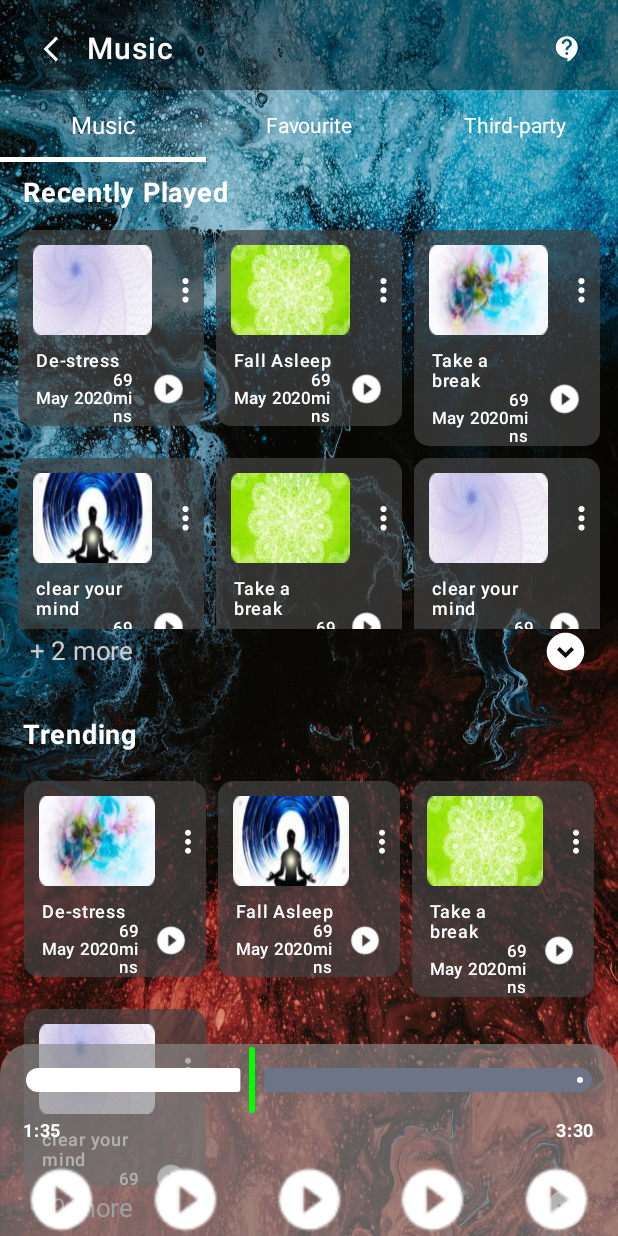
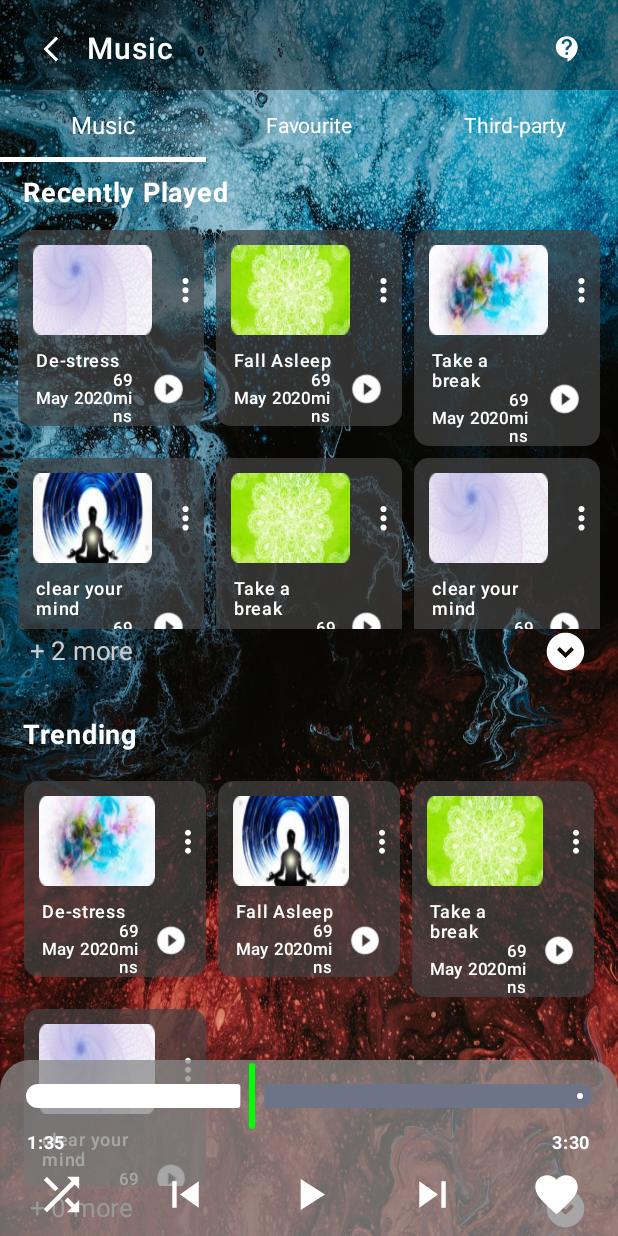
Before and after one commit to ashupandey1620/Sleep, an Android app built with Jetpack Compose: the ListOfMusic screen opened through its navigation route, on a phone screen of 412 x 824 dp. Run offline under Robolectric (Android 15) with nearby library versions, the phone set to English and light mode, and no system bars; our stand-ins replace Dagger/Hilt's generated code.

Commit message:
UI Change

```diff
--- a/app/src/main/java/com/ashutosh/sleep/Components/PlayerSlider.kt
+++ b/app/src/main/java/com/ashutosh/sleep/Components/PlayerSlider.kt
@@ -10,11 +10,18 @@ import androidx.compose.foundation.layout.padding
 import androidx.compose.foundation.layout.size
 import androidx.compose.foundation.layout.wrapContentWidth
 import androidx.compose.foundation.shape.RoundedCornerShape
+import androidx.compose.material.icons.Icons
+import androidx.compose.material.icons.filled.AddAlarm
+import androidx.compose.material.icons.filled.PlayArrow
+import androidx.compose.material.icons.filled.Shuffle
+import androidx.compose.material.icons.filled.SkipNext
+import androidx.compose.material.icons.filled.SkipPrevious
 import androidx.compose.material3.Icon
 import androidx.compose.material3.Slider
 import androidx.compose.material3.SliderDefaults
 import androidx.compose.material3.Text
 import androidx.compose.runtime.Composable
+import androidx.compose.ui.Alignment
 import androidx.compose.ui.Modifier
 import androidx.compose.ui.draw.clip
 import androidx.compose.ui.graphics.Color
@@ -28,10 +35,12 @@ import com.ashutosh.sleep.R
 fun PlayerSlider() {
 
     Column(modifier = Modifier
-        .clip(RoundedCornerShape(topStart = 20.dp, topEnd = 20.dp))
-            .background(Color.Gray.copy(alpha = 0.65f))
+        .clip(RoundedCornerShape(topStart = 20.dp , topEnd = 20.dp))
+        .background(Color.Gray.copy(alpha = 0.75f))
+        .padding(bottom = 10.dp)
             ) {
-        Slider(modifier = Modifier.fillMaxWidth()
+        Slider(modifier = Modifier
+            .fillMaxWidth()
             .padding(horizontal = 15.dp), value = 0.4f , onValueChange = {}, colors = SliderDefaults.colors(
             thumbColor = Color.Green,
             activeTrackColor = Color.White
@@ -42,11 +51,11 @@ fun PlayerSlider() {
                 modifier = Modifier
                     .wrapContentWidth()
                     .padding(bottom = 10.dp)
-                    .padding(horizontal = 15.dp) ,
+                    .padding(horizontal = 18.dp) ,
                 text = "1:35" ,
                 color = Color.White ,
                 fontSize = 12.sp ,
-                lineHeight = 20.sp ,
+                lineHeight = 14.sp ,
                 fontWeight = FontWeight.Bold ,
             )
 
@@ -55,24 +64,25 @@ fun PlayerSlider() {
                 modifier = Modifier
                     .wrapContentWidth()
                     .padding(bottom = 10.dp)
-                    .padding(horizontal = 15.dp) ,
+                    .padding(horizontal = 18.dp) ,
                 text = "3:30" ,
                 color = Color.White ,
                 fontSize = 12.sp ,
-                lineHeight = 20.sp ,
+                lineHeight = 14.sp ,
                 fontWeight = FontWeight.Bold ,
             )
         }
 
-        Row (modifier = Modifier.fillMaxWidth(), horizontalArrangement = Arrangement.SpaceAround) {
+        Row (modifier = Modifier.fillMaxWidth(), horizontalArrangement = Arrangement.SpaceAround,
+            verticalAlignment = Alignment.CenterVertically) {
 
 
             Icon(
-                painter = painterResource(id = R.drawable.play) ,
+                imageVector = Icons.Filled.Shuffle ,
                 contentDescription = "" ,
                 tint = Color.White ,
                 modifier = Modifier
-                    .size(50.dp)
+                    .size(35.dp)
                     .clickable {
 
                     }
@@ -80,11 +90,11 @@ fun PlayerSlider() {
 
 
             Icon(
-                painter = painterResource(id = R.drawable.play) ,
+                imageVector = Icons.Filled.SkipPrevious,
                 contentDescription = "" ,
                 tint = Color.White ,
                 modifier = Modifier
-                    .size(50.dp)
+                    .size(35.dp)
                     .clickable {
 
                     }
@@ -92,11 +102,11 @@ fun PlayerSlider() {
 
 
             Icon(
-                painter = painterResource(id = R.drawable.play) ,
+                imageVector = Icons.Filled.PlayArrow,
                 contentDescription = "" ,
                 tint = Color.White ,
                 modifier = Modifier
-                    .size(50.dp)
+                    .size(35.dp)
                     .clickable {
 
                     }
@@ -104,11 +114,11 @@ fun PlayerSlider() {
 
 
             Icon(
-                painter = painterResource(id = R.drawable.play) ,
+                imageVector = Icons.Filled.SkipNext,
                 contentDescription = "" ,
                 tint = Color.White ,
                 modifier = Modifier
-                    .size(50.dp)
+                    .size(35.dp)
                     .clickable {
 
                     }
@@ -116,11 +126,11 @@ fun PlayerSlider() {
 
 
             Icon(
-                painter = painterResource(id = R.drawable.play) ,
+                painter = painterResource(id = R.drawable.like),
                 contentDescription = "" ,
                 tint = Color.White ,
                 modifier = Modifier
-                    .size(50.dp)
+                    .size(35.dp)
                     .clickable {
 
                     }
```
Also changed, not shown: app/src/main/java/com/ashutosh/sleep/Components/HomeScreenBottom.kt (+7 -6 lines), app/src/main/java/com/ashutosh/sleep/Components/SupportActionItemHome.kt (+5 -4 lines), app/src/main/res/drawable/icon__3_.xml (added, +10 -0 lines).
